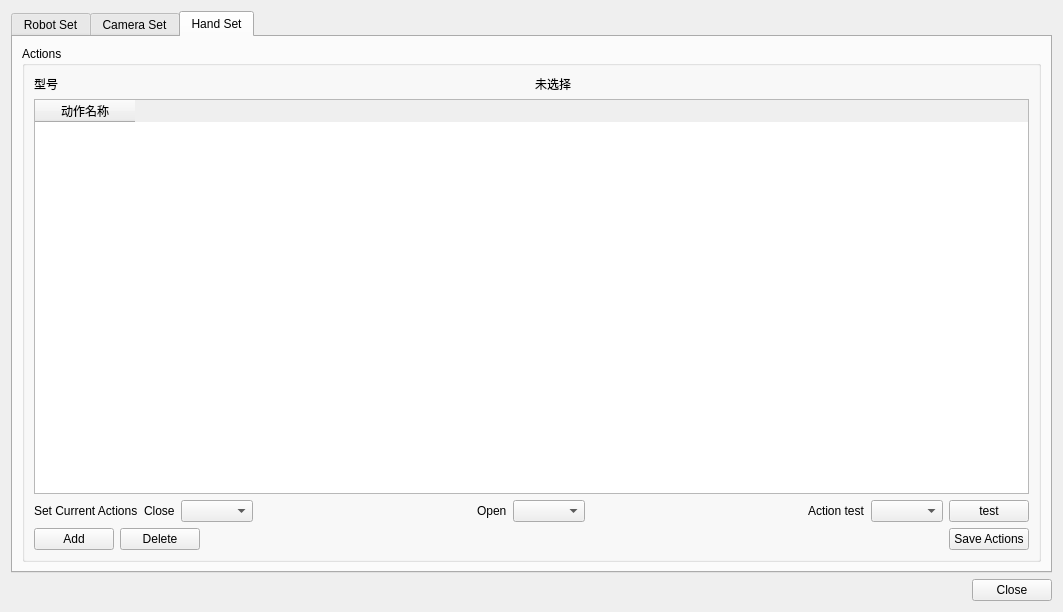
The window that src/ui/settings_window.ui (FAN0909/master_slave_control_v2) describes before a commit, drawn with Qt 5.
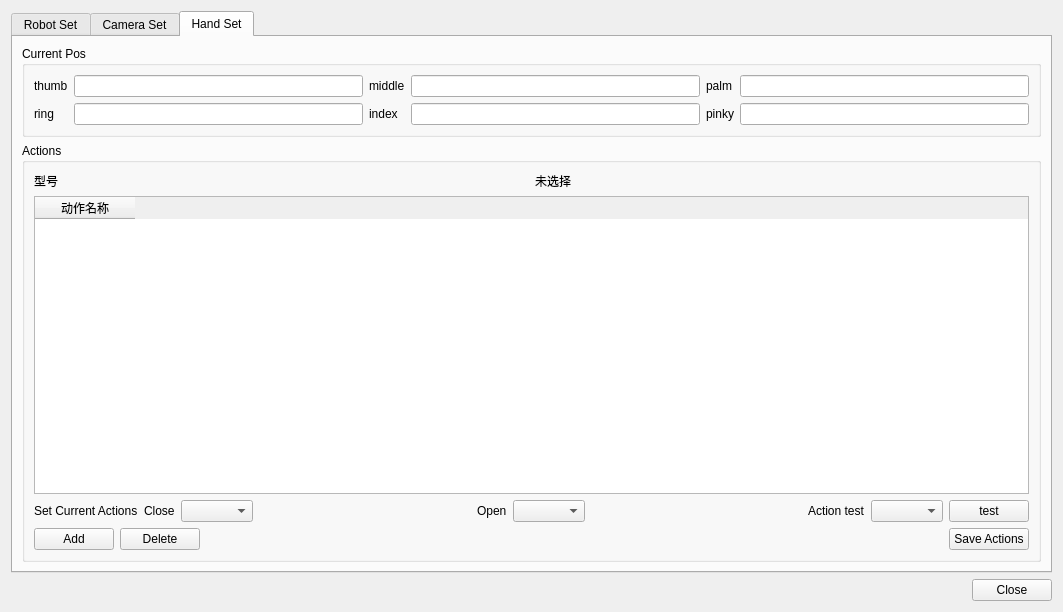
The same window after the commit. The open tabs and pages were chosen to show the change.

```diff
--- a/src/ui/settings_window.ui
+++ b/src/ui/settings_window.ui
@@ -680,6 +680,99 @@
        <string>Hand Set</string>
       </attribute>
       <layout class="QVBoxLayout" name="verticalLayout_hand">
+       <item>
+        <widget class="QGroupBox" name="groupBox_hand_positions">
+         <property name="title">
+          <string>Current Pos</string>
+         </property>
+         <layout class="QGridLayout" name="gridLayout_hand_positions">
+          <item row="0" column="3">
+           <widget class="QLineEdit" name="lineEdit_hand_joint3">
+            <property name="readOnly">
+             <bool>true</bool>
+            </property>
+           </widget>
+          </item>
+          <item row="0" column="1">
+           <widget class="QLineEdit" name="lineEdit_hand_joint0">
+            <property name="readOnly">
+             <bool>true</bool>
+            </property>
+           </widget>
+          </item>
+          <item row="0" column="0">
+           <widget class="QLabel" name="label_hand_joint0">
+            <property name="text">
+             <string>thumb</string>
+            </property>
+           </widget>
+          </item>
+          <item row="0" column="2">
+           <widget class="QLabel" name="label_hand_joint3">
+            <property name="text">
+             <string>middle</string>
+            </property>
+           </widget>
+          </item>
+          <item row="0" column="4">
+           <widget class="QLabel" name="label_hand_joint1">
+            <property name="text">
+             <string>palm</string>
+            </property>
+           </widget>
+          </item>
+          <item row="0" column="5">
+           <widget class="QLineEdit" name="lineEdit_hand_joint1">
+            <property name="readOnly">
+             <bool>true</bool>
+            </property>
+           </widget>
+          </item>
+          <item row="1" column="0">
+           <widget class="QLabel" name="label_hand_joint4">
+            <property name="text">
+             <string>ring</string>
+            </property>
+           </widget>
+          </item>
+          <item row="1" column="1">
+           <widget class="QLineEdit" name="lineEdit_hand_joint4">
+            <property name="readOnly">
+             <bool>true</bool>
+            </property>
+           </widget>
+          </item>
+          <item row="1" column="2">
+           <widget class="QLabel" name="label_hand_joint2">
+            <property name="text">
+             <string>index</string>
+            </property>
+           </widget>
+          </item>
+          <item row="1" column="3">
+           <widget class="QLineEdit" name="lineEdit_hand_joint2">
+            <property name="readOnly">
+             <bool>true</bool>
+            </property>
+           </widget>
+          </item>
+          <item row="1" column="4">
+           <widget class="QLabel" name="label_hand_joint5">
+            <property name="text">
+             <string>pinky</string>
+            </property>
+           </widget>
+          </item>
+          <item row="1" column="5">
+           <widget class="QLineEdit" name="lineEdit_hand_joint5">
+            <property name="readOnly">
+             <bool>true</bool>
+            </property>
+           </widget>
+          </item>
+         </layout>
+        </widget>
+       </item>
        <item>
         <widget class="QGroupBox" name="groupBox_3">
          <property name="title">
```
Left out of the diff: 2 changed lines with no effect on the pictures.
